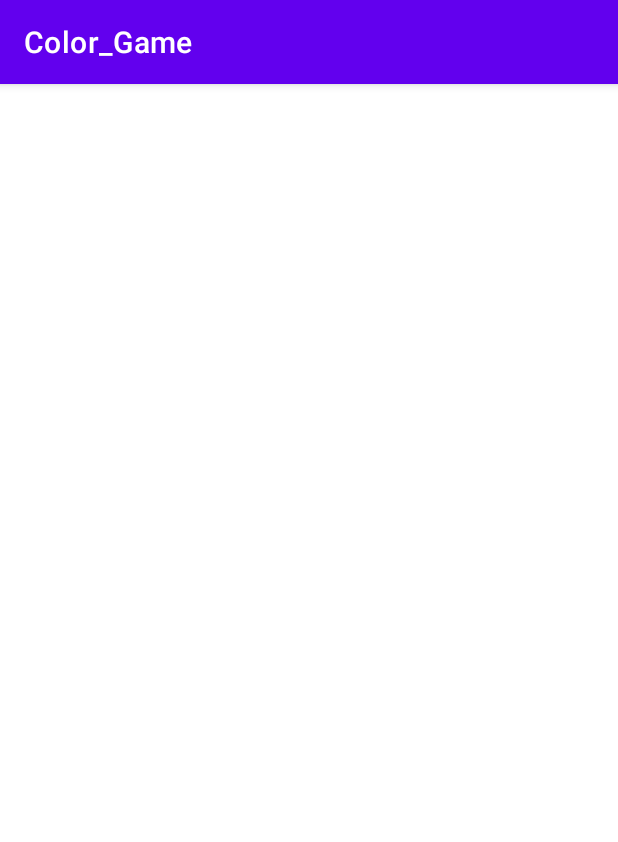
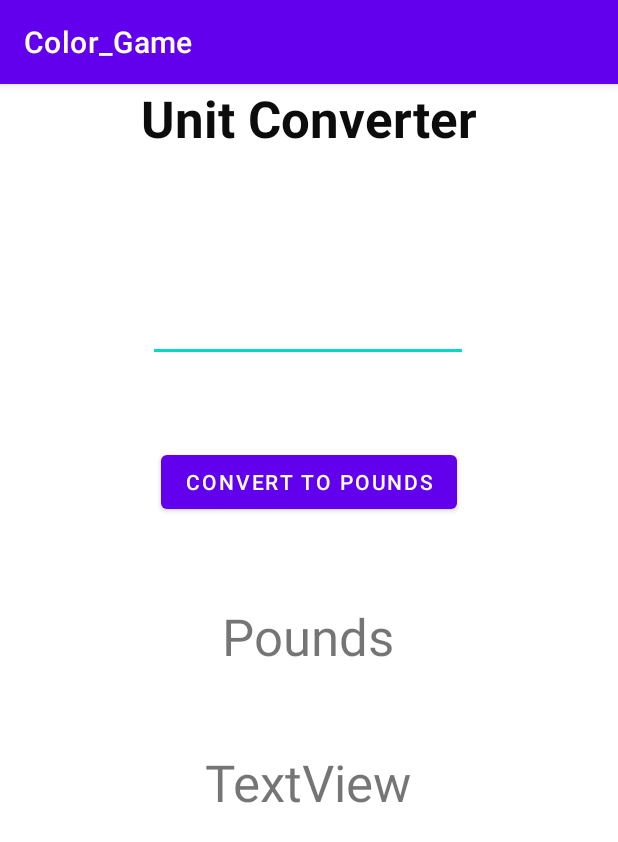
Before and after one commit to Keman2502/Android_App, an Android app: the screen it shows after launch (MainActivity), on a phone screen of 412 x 824 dp. Shown: the top 842 px of the screen. Run offline under Robolectric (Android 15) with nearby library versions, the phone set to English and light mode, and no system bars.

Commit message:
Front Layout Done

```diff
--- a/app/src/main/java/com/example/color_game/MainActivity.java
+++ b/app/src/main/java/com/example/color_game/MainActivity.java
@@ -3,6 +3,7 @@ package com.example.color_game;
 import androidx.appcompat.app.AppCompatActivity;
 
 import android.os.Bundle;
+import android.view.View;
 
 public class MainActivity extends AppCompatActivity {
 
--- a/app/src/main/res/layout/activity_main.xml
+++ b/app/src/main/res/layout/activity_main.xml
@@ -4,4 +4,81 @@
     xmlns:tools="http://schemas.android.com/tools"
     android:layout_width="match_parent"
     android:layout_height="match_parent"
-    tools:context=".MainActivity"/>
+    tools:context=".MainActivity">
+
+    <TextView
+        android:id="@+id/textView"
+        android:layout_width="wrap_content"
+        android:layout_height="wrap_content"
+        android:text="Unit Converter"
+        android:textColor="#0C0C0C"
+        android:textSize="34sp"
+        android:textStyle="bold"
+        app:layout_constraintEnd_toEndOf="parent"
+        app:layout_constraintStart_toStartOf="parent"
+        app:layout_constraintTop_toTopOf="parent" />
+
+    <EditText
+        android:id="@+id/editText"
+        android:layout_width="wrap_content"
+        android:layout_height="wrap_content"
+        android:layout_marginTop="92dp"
+        android:ems="10"
+        android:inputType="number"
+        android:minHeight="48dp"
+        app:layout_constraintEnd_toEndOf="parent"
+        app:layout_constraintHorizontal_bias="0.497"
+        app:layout_constraintStart_toStartOf="parent"
+        app:layout_constraintTop_toBottomOf="@+id/textView"
+        tools:ignore="SpeakableTextPresentCheck,SpeakableTextPresentCheck"
+        tools:visibility="visible"
+        android:importantForAutofill="no" />
+
+    <TextView
+        android:id="@+id/textView2"
+        android:layout_width="wrap_content"
+        android:layout_height="wrap_content"
+        android:layout_marginTop="52dp"
+        android:textSize="24sp"
+        android:textStyle="bold"
+        app:layout_constraintEnd_toEndOf="parent"
+        app:layout_constraintHorizontal_bias="0.495"
+        app:layout_constraintStart_toStartOf="parent"
+        app:layout_constraintTop_toBottomOf="@+id/textView"
+        tools:text="Enter number in Kilograms." />
+
+    <TextView
+        android:id="@+id/textView4"
+        android:layout_width="wrap_content"
+        android:layout_height="wrap_content"
+        android:layout_marginTop="160dp"
+        android:text="Pounds"
+        android:textSize="34sp"
+        app:layout_constraintEnd_toEndOf="parent"
+        app:layout_constraintHorizontal_bias="0.498"
+        app:layout_constraintStart_toStartOf="parent"
+        app:layout_constraintTop_toBottomOf="@+id/editText" />
+
+    <TextView
+        android:id="@+id/valueOfPounds"
+        android:layout_width="wrap_content"
+        android:layout_height="wrap_content"
+        android:layout_marginTop="52dp"
+        android:text="TextView"
+        android:textSize="34sp"
+        app:layout_constraintEnd_toEndOf="parent"
+        app:layout_constraintHorizontal_bias="0.498"
+        app:layout_constraintStart_toStartOf="parent"
+        app:layout_constraintTop_toBottomOf="@+id/textView4" />
+
+    <Button
+        android:id="@+id/button"
+        android:layout_width="wrap_content"
+        android:layout_height="wrap_content"
+        android:text="Convert to Pounds"
+        app:layout_constraintBottom_toTopOf="@+id/textView4"
+        app:layout_constraintEnd_toEndOf="parent"
+        app:layout_constraintStart_toStartOf="parent"
+        app:layout_constraintTop_toBottomOf="@+id/editText" />
+
+</androidx.constraintlayout.widget.ConstraintLayout>
```
